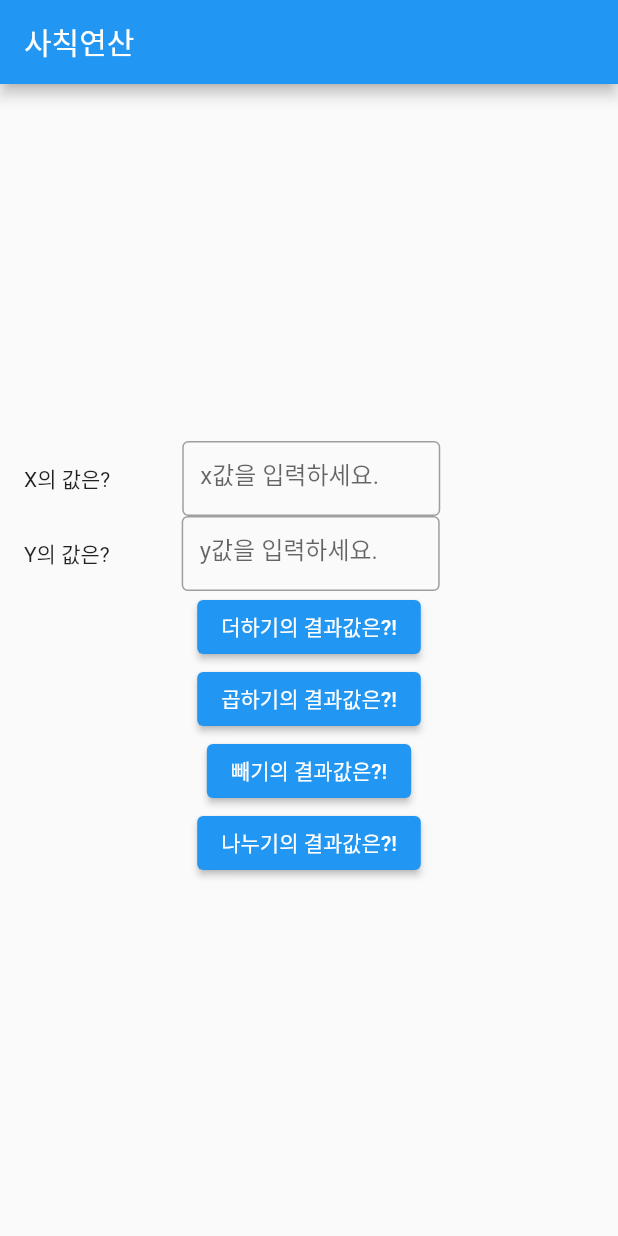
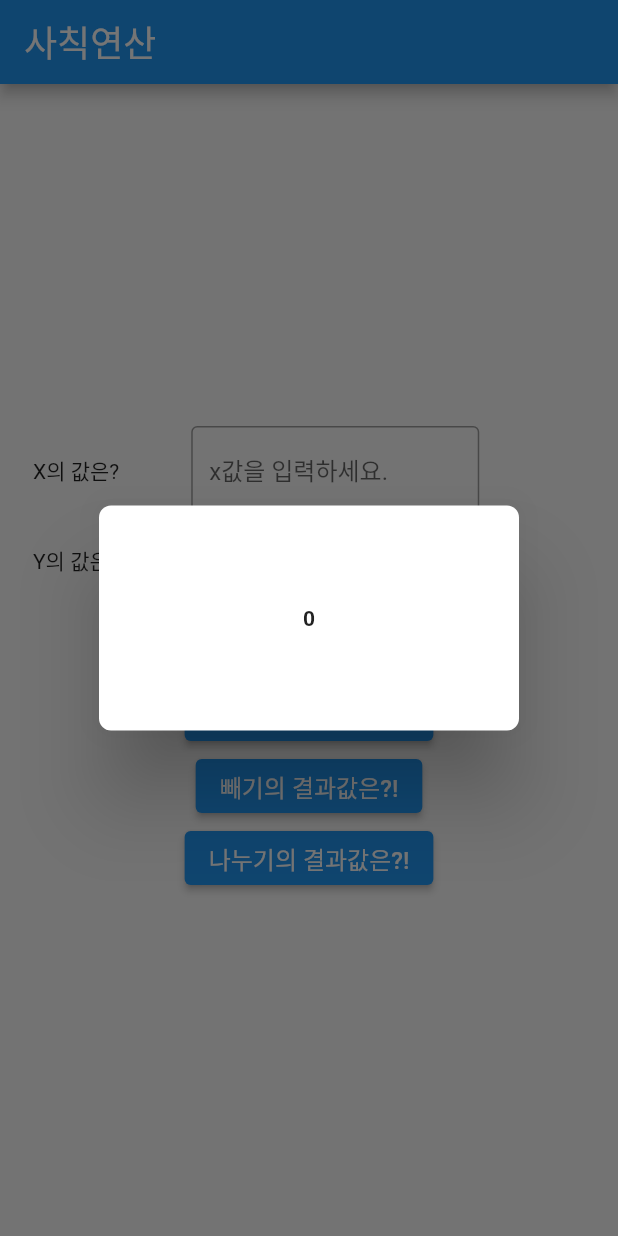
Before and after one commit to 9weeks-flutter-sfac/assignment-jimin, a Flutter app: the screen it shows after launch, after a tap on "곱하기의 결과값은?!", on a phone screen of 412 x 824 dp. Run offline on Flutter 3.47's test engine with Material 2 defaults, Android fonts, the light colour scheme and no system bars.

Commit message:
4일차 과제1 완성

```diff
--- a/day4/assignment1/lib/main.dart
+++ b/day4/assignment1/lib/main.dart
@@ -9,13 +9,13 @@
   @override
   Widget build(BuildContext context) {
     return const MaterialApp(
-      home: Calculator(),
+      home: calculation(),
     );
   }
 }
 
-class Calculator extends StatelessWidget {
-  const Calculator({super.key});
+class calculation extends StatelessWidget {
+  const calculation({super.key});
 
   showResultDialog(BuildContext context, var result) {
     showDialog(
@@ -41,31 +41,19 @@
   // This widget is the root of your application.
   @override
   Widget build(BuildContext context) {
-    TextEditingController textEditingController1 = TextEditingController();
-    TextEditingController textEditingController2 = TextEditingController();
-
-    int add(int value1, int value2) {
-      return value1 + value2;
-    }
-
-    int multiple(int value1, int value2) {
-      return value1 * value2;
-    }
-
-    int minus(int value1, int value2) {
-      return value1 - value2;
-    }
-
-    double divide(double value1, double value2) {
-      return value1 / value2;
-    }
+    int x = 0;
+    int y = 0;
+    int result = 0;
 
     return Scaffold(
       appBar: AppBar(
-        title: const Text('사칙연산'),
+        title: const Text(
+          '사칙연산',
+          style: TextStyle(fontSize: 24),
+        ),
       ),
       body: Padding(
-        padding: const EdgeInsets.all(16.0),
+        padding: const EdgeInsets.all(22.0),
         child: Column(
           mainAxisAlignment: MainAxisAlignment.center,
           children: [
@@ -73,13 +61,14 @@
               children: [
                 const Text('X의 값은?'),
                 SizedBox(
-                  width: 220,
-                  height: 50,
+                  width: 240,
+                  height: 60,
                   child: Padding(
                     padding: const EdgeInsets.only(left: 48),
                     child: TextField(
-                      keyboardType: TextInputType.number,
-                      controller: textEditingController1,
+                      onChanged: (value) {
+                        x = int.parse(value);
+                      },
                       decoration: const InputDecoration(
                           hintText: 'x값을 입력하세요.',
                           focusedBorder: OutlineInputBorder(
@@ -95,13 +84,14 @@
               children: [
                 const Text('Y의 값은?'),
                 SizedBox(
-                  width: 220,
-                  height: 50,
+                  width: 240,
+                  height: 60,
                   child: Padding(
                     padding: const EdgeInsets.only(left: 48),
                     child: TextField(
-                      keyboardType: TextInputType.number,
-                      controller: textEditingController2,
+                      onChanged: (value) {
+                        x = int.parse(value);
+                      },
                       decoration: const InputDecoration(
                           hintText: 'y값을 입력하세요.',
                           focusedBorder: OutlineInputBorder(
@@ -115,42 +105,40 @@
             ),
             ElevatedButton(
                 onPressed: () {
-                  showResultDialog(
-                      context,
-                      add(int.parse(textEditingController1.text),
-                          int.parse(textEditingController2.text)));
+                  result = x + y;
+                  showResultDialog(context, result);
                 },
-                child: const Text('더하기의 결과값은?!')),
+                child: const Text(
+                  '더하기의 결과값은?!',
+                  style: TextStyle(fontSize: 16),
+                )),
             ElevatedButton(
                 onPressed: () {
-                  showResultDialog(
-                      context,
-                      multiple(
-                        int.parse(textEditingController1.text),
-                        int.parse(textEditingController2.text),
-                      ));
+                  result = x + y;
+                  showResultDialog(context, result);
                 },
-                child: const Text('곱하기의 결과값은?!')),
+                child: const Text(
+                  '곱하기의 결과값은?!',
+                  style: TextStyle(fontSize: 16),
+                )),
             ElevatedButton(
                 onPressed: () {
-                  showResultDialog(
-                      context,
-                      minus(
-                        int.parse(textEditingController1.text),
-                        int.parse(textEditingController2.text),
-                      ));
+                  result = x + y;
+                  showResultDialog(context, result);
                 },
-                child: const Text('빼기의 결과값은?!')),
+                child: const Text(
+                  '빼기의 결과값은?!',
+                  style: TextStyle(fontSize: 16),
+                )),
             ElevatedButton(
                 onPressed: () {
-                  showResultDialog(
-                      context,
-                      divide(
-                        double.parse(textEditingController1.text),
-                        double.parse(textEditingController2.text),
-                      ));
+                  result = x + y;
+                  showResultDialog(context, result);
                 },
-                child: const Text('나누기의 결과값은?!'))
+                child: const Text(
+                  '나누기의 결과값은?!',
+                  style: TextStyle(fontSize: 16),
+                ))
           ],
         ),
       ),
```
